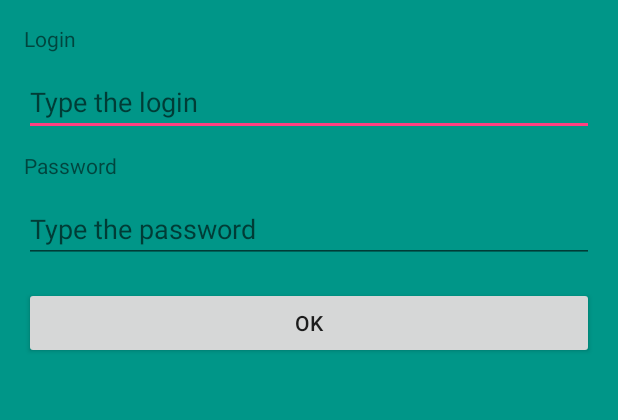
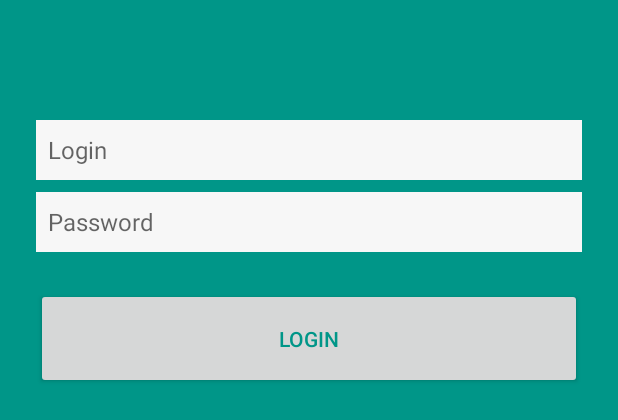
Before and after one commit to RussellGk/MoneyTracker, an Android app: the layout activity_login.xml on its own in the app's theme, with its tools: preview values and no code run, on a phone screen of 412 x 824 dp. Shown: the top 420 px of the screen. Run offline under Robolectric (Android 15) with nearby library versions, the phone set to English and light mode, and no system bars.

Commit message:
Homework_07 Material Design, some changes in String, Dimen xml

```diff
--- a/app/src/main/java/com/hardteam/moneytracker/ui/activities/LoginActivity.java
+++ b/app/src/main/java/com/hardteam/moneytracker/ui/activities/LoginActivity.java
@@ -42,12 +42,6 @@ public class LoginActivity extends AppCompatActivity {
     @ViewById(R.id.login_activity_container)
     View loginActivityLayout;
 
-//    @AfterViews
-//     void ready()
-//    {
-//
-//    }
-
     @Click(R.id.login_button_ok)
     void loginOk()
     {
@@ -58,7 +52,7 @@ public class LoginActivity extends AppCompatActivity {
         }
         else
         {
-            Snackbar.make(loginActivityLayout, "No Internet connection", Snackbar.LENGTH_LONG).show();
+            Snackbar.make(loginActivityLayout, R.string.no_internet, Snackbar.LENGTH_LONG).show();
         }
 
     }
@@ -71,21 +65,21 @@ public class LoginActivity extends AppCompatActivity {
 
         if( loginUser.length() < 5 || passwordUser.length() < 5 )
         {
-            Snackbar.make(loginActivityLayout, "Login and Password should be more than 4 characters", Snackbar.LENGTH_LONG).show();
+            Snackbar.make(loginActivityLayout, R.string.login_pass_length, Snackbar.LENGTH_LONG).show();
         }
 
         else
         {
             RestService restService = new RestService();
             UserRegistrationModel userRegistrationModel = restService.register(loginUser, passwordUser);
-//        Log.e(LOG_VIEW, "status: " + userRegistrationModel.getStatus() + ", id: " + userRegistrationModel.getId());
+
             if(userRegistrationModel.getStatus().equalsIgnoreCase("success"))
             {
                 startMainActivity();
             }
             else
             {
-                Snackbar.make(loginActivityLayout, "Login busy already", Snackbar.LENGTH_LONG).show();
+                Snackbar.make(loginActivityLayout, R.string.registration_busy, Snackbar.LENGTH_LONG).show();
             }
 
         }
--- a/app/src/main/res/layout/activity_login.xml
+++ b/app/src/main/res/layout/activity_login.xml
@@ -6,49 +6,47 @@
     android:background="@color/green">
 
     <LinearLayout
+        android:orientation="vertical"
         android:layout_width="match_parent"
         android:layout_height="match_parent"
-        android:orientation="vertical"
-        android:background="@color/green"
-        android:padding="@dimen/activity_vertical_margin">
-
-        <TextView
-            android:text="Login"
-            android:layout_width="match_parent"
-            android:layout_height="wrap_content"/>
+        android:paddingTop="@dimen/padding_top_linear"
+        android:paddingLeft="@dimen/padding_left_right_linear"
+        android:paddingRight="@dimen/padding_left_right_linear"
+        android:background="@color/green">
 
         <EditText
-            android:hint="Type the login"
+            android:hint="Login"
+            android:paddingLeft="@dimen/padding_left_text"
             android:id="@+id/login_field"
             android:maxLength="10"
-            android:layout_marginTop="10dp"
+            android:layout_marginTop="@dimen/layout_margin_top"
+            android:textSize="@dimen/text_size_login"
             android:singleLine="true"
             android:inputType="text"
+            android:background="@color/white"
             android:layout_width="match_parent"
-            android:layout_height="wrap_content"/>
-
-        <TextView
-            android:text="Password"
-            android:layout_width="match_parent"
-            android:layout_height="wrap_content"
-            android:layout_marginTop="10dp"/>
-
+            android:layout_height="@dimen/layout_height_text_field"/>
         <EditText
-            android:hint="Type the password"
+            android:hint="Password"
+            android:paddingLeft="@dimen/padding_left_text"
             android:id="@+id/password_field"
             android:maxLength="10"
-            android:layout_marginTop="10dp"
+            android:layout_marginTop="@dimen/layout_margin_top"
             android:singleLine="true"
+            android:textSize="@dimen/text_size_login"
             android:inputType="textPassword"
+            android:background="@color/white"
             android:layout_width="match_parent"
-            android:layout_height="wrap_content"/>
+            android:layout_height="@dimen/layout_height_text_field"/>
 
         <Button
             android:id="@+id/login_button_ok"
             android:layout_width="match_parent"
             android:layout_height="wrap_content"
-            android:layout_marginTop="16dp"
-            android:text="Ok"/>
+            android:layout_marginTop="@dimen/padding_top"
+            android:padding="@dimen/padding_button"
+            android:textColor="@color/green"
+            android:text="Login"/>
     </LinearLayout>
 
 </RelativeLayout>
--- a/app/src/main/res/values/dimens.xml
+++ b/app/src/main/res/values/dimens.xml
@@ -4,7 +4,7 @@
     <dimen name="activity_vertical_margin">16dp</dimen>
     <dimen name="fab_margin">16dp</dimen>
     <dimen name="drawer_header_height">172dp</dimen>
-    <dimen name="padding_top">25dp</dimen>
+    <dimen name="padding_top">24dp</dimen>
     <dimen name="padding_left">16dp</dimen>
     <dimen name="padding_bottom">16dp</dimen>
     <dimen name="padding_from_button">56dp</dimen>
@@ -16,5 +16,12 @@
     <dimen name="card_corner_radius">1dp</dimen>
     <dimen name="card_layout_margin">5dp</dimen>
     <dimen name="fab_elevation">4dp</dimen>
+    <dimen name="text_size_login">16sp</dimen>
+    <dimen name="padding_top_linear">72dp</dimen>
+    <dimen name="padding_left_right_linear">24dp</dimen>
+    <dimen name="padding_left_text">8dp</dimen>
+    <dimen name="padding_button">24dp</dimen>
+    <dimen name="layout_margin_top">8dp</dimen>
+    <dimen name="layout_height_text_field">40dp</dimen>
 
 </resources>
--- a/app/src/main/res/values/strings.xml
+++ b/app/src/main/res/values/strings.xml
@@ -17,4 +17,7 @@
     <string name="set_temp">Здесь будут настройки</string>
     <string name="add_button_text">Добавить</string>
     <string name="date_hint_text">Current Date</string>
+    <string name="no_internet">No Internet connection</string>
+    <string name="login_pass_length">Login and Password should be more than 4 characters</string>
+    <string name="registration_busy">Login busy already</string>
 </resources>
```
Also changed, not shown: app/src/main/AndroidManifest.xml (+0 -9 lines).
